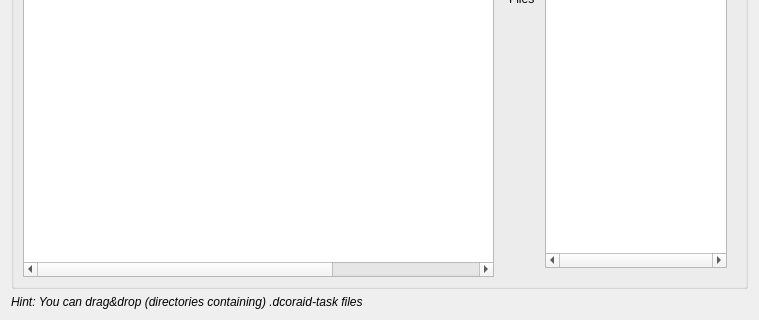
First picture: the form in dcoraid/gui/upload/widget_upload.ui, repository DCOR-dev/DCOR-Aid, before the edit; both pictures show x 0 to 759 and y 172 to 492 of the 759 by 492 pixel window.
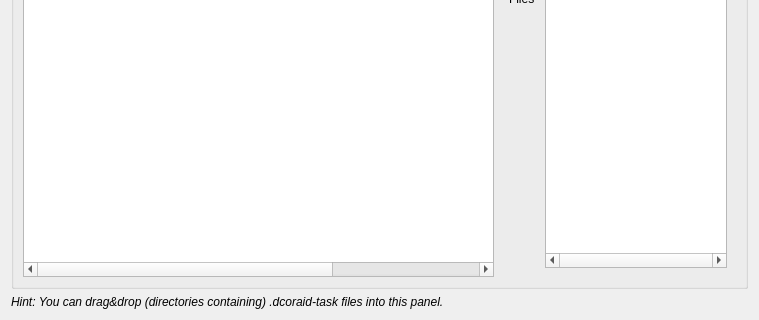
Second picture: the form after the edit. Icons and pictures are not drawn. Custom widgets are drawn as their Qt base class.

Commit message: docs: verbosize hint

Patch:
```diff
--- a/dcoraid/gui/upload/widget_upload.ui
+++ b/dcoraid/gui/upload/widget_upload.ui
@@ -202,7 +202,7 @@
       <bool>true</bool>
      </property>
      <property name="text">
-      <string>&lt;html&gt;&lt;head/&gt;&lt;body&gt;&lt;p&gt;&lt;span style=&quot; font-style:italic;&quot;&gt;Hint: You can drag&amp;amp;drop (directories containing) .dcoraid-task files &lt;/span&gt;&lt;/p&gt;&lt;/body&gt;&lt;/html&gt;</string>
+      <string>&lt;html&gt;&lt;head/&gt;&lt;body&gt;&lt;p&gt;&lt;span style=&quot; font-style:italic;&quot;&gt;Hint: You can drag&amp;amp;drop (directories containing) .dcoraid-task files into this panel.&lt;/span&gt;&lt;/p&gt;&lt;/body&gt;&lt;/html&gt;</string>
      </property>
     </widget>
    </item>
```
